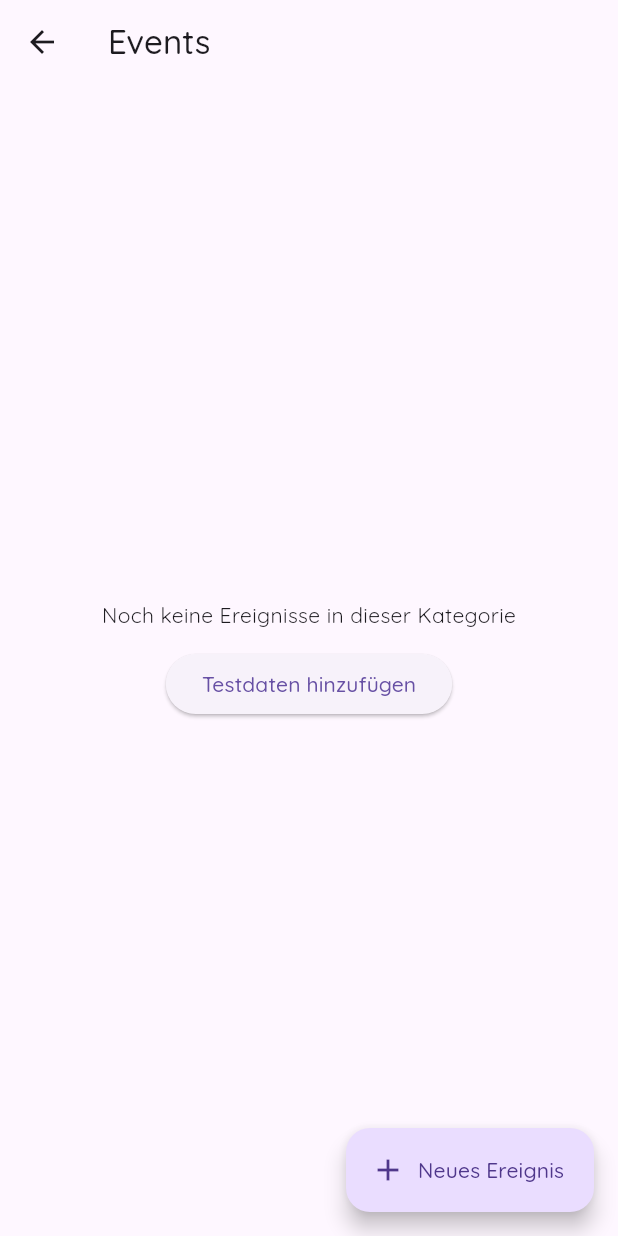
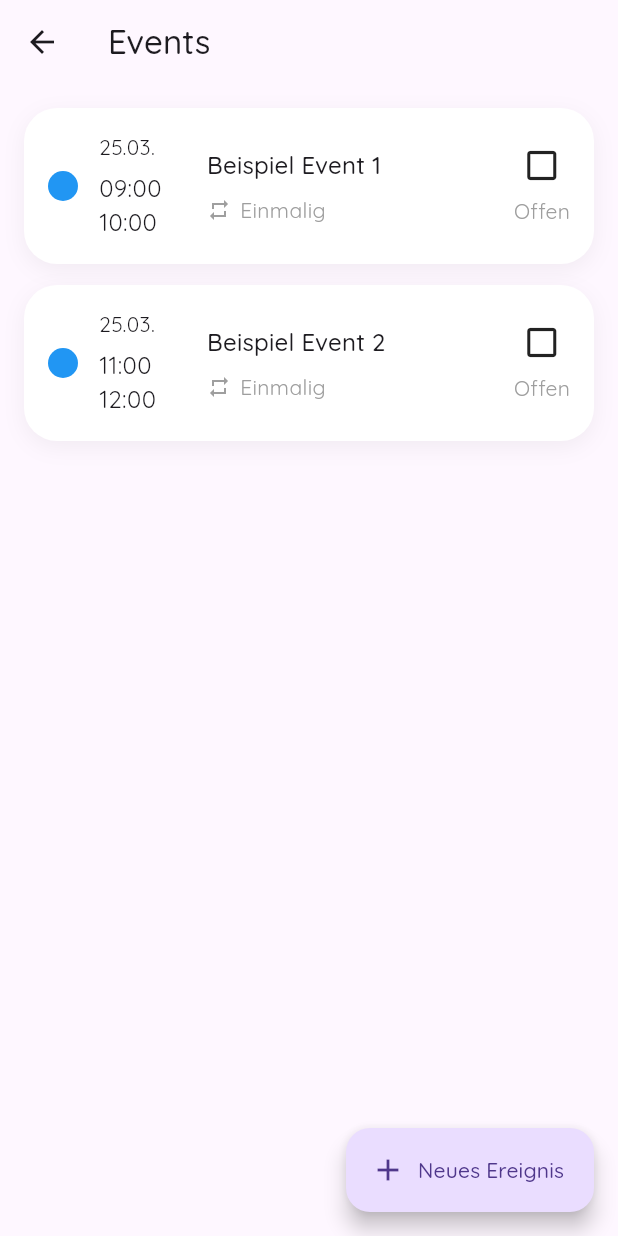
Before and after one commit to mwalexandra/myplan_app, a Flutter app: the EventsListScreen screen opened directly with empty values, after a tap on "Testdaten hinzufügen", on a phone screen of 412 x 824 dp. Run offline on Flutter 3.47's test engine with Material 3 defaults, Android fonts, the light colour scheme and no system bars; our stand-ins replace cloud_firestore, firebase_core, go_router; accounts and stored records are empty; Roboto replaces fonts that are missing (Quicksand).

Commit message:
event-service fixed; app works

```diff
--- a/lib/core/models/event.dart
+++ b/lib/core/models/event.dart
@@ -8,7 +8,7 @@ class Event {
   final DateTime date;
   final TimeOfDay startTime;
   final TimeOfDay endTime;
-  final bool isRepeating;
+  final bool isRepeating; // пока только да/нет, без статуса
 
   Event({
     required this.id,
@@ -28,14 +28,8 @@ class Event {
       description: data['description'] as String,
       date: DateTime.parse(data['date'] as String),
       category: data['category'] as String,
-      startTime: TimeOfDay(
-        hour: int.parse((data['startTime'] as String).split(':')[0]),
-        minute: int.parse((data['startTime'] as String).split(':')[1]),
-      ),
-      endTime: TimeOfDay(
-        hour: int.parse((data['endTime'] as String).split(':')[0]),
-        minute: int.parse((data['endTime'] as String).split(':')[1]),
-      ),
+      startTime: Event.parseTimeOfDay(data['startTime'] as String),
+      endTime: Event.parseTimeOfDay(data['endTime'] as String),
       isRepeating: data['isRepeating'] as bool? ?? false,
     );
   }
@@ -59,4 +53,17 @@ class Event {
       minute: int.parse(parts[1]),
     );
   }
+
+  // Удобная строка для показа времени, например "08:05"
+  String get startTimeLabel =>
+      '${startTime.hour.toString().padLeft(2, '0')}:${startTime.minute.toString().padLeft(2, '0')}';
+
+  String get endTimeLabel =>
+      '${endTime.hour.toString().padLeft(2, '0')}:${endTime.minute.toString().padLeft(2, '0')}';
+
+  // Временно: повторяется/нет
+  String get repeatLabel => isRepeating ? 'Wiederholt' : 'Einmalig';
+
+  // Пока статуса нет – можно зашить, потом заменим на поле в модели
+  String get status => 'Offen';
 }
--- a/lib/core/services/event_service.dart
+++ b/lib/core/services/event_service.dart
@@ -40,29 +40,29 @@ class EventService {
   }
 
   // Add sample data
-  Future<void> addSampleEvents() async {
+  Future<void> addSampleEventsForCategory(String categoryId) async {
     final samples = [
       Event(
         id: '',
-        title: 'Fußballtraining',
-        category: 'Sport',
+        title: 'Beispiel Event 1',
+        category: categoryId,
         date: DateTime.now(),
-        startTime: const TimeOfDay(hour: 16, minute: 30),
-        endTime: const TimeOfDay(hour: 17, minute: 30),
-        description: 'Fußballtraining mit dem Verein',
+        startTime: const TimeOfDay(hour: 9, minute: 0),
+        endTime: const TimeOfDay(hour: 10, minute: 0),
+        description: 'Erstes Beispielereignis',
       ),
       Event(
         id: '',
-        title: 'Mathe',
-        category: 'Schule',
+        title: 'Beispiel Event 2',
+        category: categoryId,
         date: DateTime.now(),
-        startTime: const TimeOfDay(hour: 8, minute: 0),
-        endTime: const TimeOfDay(hour: 9, minute: 0),
-        description: 'Matheunterricht in der Schule',
+        startTime: const TimeOfDay(hour: 11, minute: 0),
+        endTime: const TimeOfDay(hour: 12, minute: 0),
+        description: 'Zweites Beispielereignis',
       ),
     ];
 
-    for (var event in samples) {
+    for (final event in samples) {
       await _firestore.collection('events').add(event.toFirestore());
     }
   }
--- a/lib/screens/events_list_screen.dart
+++ b/lib/screens/events_list_screen.dart
@@ -103,11 +103,11 @@ class EventsListScreen extends StatelessWidget {
                           ),
                           const SizedBox(height: 6),
                           Text(
-                            event.startTime,
+                            event.startTimeLabel,
                             style: const TextStyle(fontSize: 16),
                           ),
                           Text(
-                            event.endTime,
+                            event.endTimeLabel,
                             style: const TextStyle(fontSize: 16),
                           ),
                         ],
```
